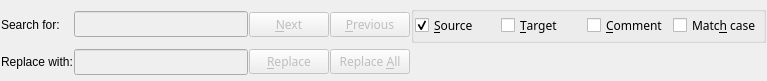
The window that editor/ui/Find.ui (cc-archive/pootle) describes before a commit, drawn with Qt 5.
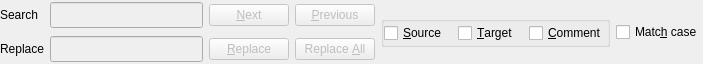
The same window after the commit. Icons and pictures are not drawn.

The edit to the form file:
```diff
--- a/editor/ui/Find.ui
+++ b/editor/ui/Find.ui
@@ -11,8 +11,8 @@
    <rect>
     <x>0</x>
     <y>0</y>
-    <width>767</width>
-    <height>81</height>
+    <width>703</width>
+    <height>64</height>
    </rect>
   </property>
   <property name="sizePolicy" >
@@ -23,28 +23,40 @@
     <verstretch>0</verstretch>
    </sizepolicy>
   </property>
-  <property name="minimumSize" >
-   <size>
-    <width>600</width>
-    <height>20</height>
-   </size>
-  </property>
-  <property name="contextMenuPolicy" >
-   <enum>Qt::DefaultContextMenu</enum>
-  </property>
   <property name="windowTitle" >
    <string>Find &amp; Replace</string>
   </property>
   <property name="autoFillBackground" >
    <bool>true</bool>
   </property>
+  <layout class="QHBoxLayout" >
+   <property name="margin" >
+    <number>0</number>
+   </property>
+   <property name="spacing" >
+    <number>6</number>
+   </property>
+   <item>
   <layout class="QGridLayout" >
    <property name="margin" >
-    <number>1</number>
+      <number>0</number>
    </property>
    <property name="spacing" >
-    <number>1</number>
-   </property>
+      <number>6</number>
+     </property>
+     <item row="1" column="1" >
+      <widget class="QLineEdit" name="lineEdit_2" >
+       <property name="enabled" >
+        <bool>false</bool>
+       </property>
+       <property name="minimumSize" >
+        <size>
+         <width>0</width>
+         <height>26</height>
+        </size>
+       </property>
+      </widget>
+     </item>
    <item row="1" column="0" >
     <widget class="QLabel" name="lblReplace" >
      <property name="sizeIncrement" >
@@ -54,39 +66,62 @@
       </size>
      </property>
      <property name="text" >
-      <string>Replace with:</string>
+        <string>Replace</string>
      </property>
     </widget>
    </item>
-   <item row="1" column="3" >
-    <widget class="QPushButton" name="replaceAll" >
+     <item row="0" column="2" >
+      <widget class="QPushButton" name="findNext" >
      <property name="enabled" >
       <bool>false</bool>
      </property>
-     <property name="sizePolicy" >
-      <sizepolicy>
-       <hsizetype>0</hsizetype>
-       <vsizetype>0</vsizetype>
-       <horstretch>0</horstretch>
-       <verstretch>0</verstretch>
-      </sizepolicy>
-     </property>
-     <property name="font" >
-      <font>
-       <family>Sans Serif</family>
-       <pointsize>9</pointsize>
-       <weight>50</weight>
-       <italic>false</italic>
-       <bold>false</bold>
-       <underline>false</underline>
-       <strikeout>false</strikeout>
-      </font>
-     </property>
+       <property name="text" >
+        <string>&amp;Next</string>
+       </property>
+       <property name="autoDefault" >
+        <bool>true</bool>
+       </property>
+       <property name="default" >
+        <bool>true</bool>
+       </property>
+       <property name="flat" >
+        <bool>false</bool>
+       </property>
+      </widget>
+     </item>
+     <item row="0" column="0" >
+      <widget class="QLabel" name="lblFind" >
+       <property name="sizeIncrement" >
+        <size>
+         <width>0</width>
+         <height>0</height>
+        </size>
+       </property>
      <property name="text" >
-      <string>Replace &amp;All</string>
-     </property>
-     <property name="icon" >
-      <iconset/>
+        <string>Search</string>
+       </property>
+      </widget>
+     </item>
+     <item row="0" column="1" >
+      <widget class="QLineEdit" name="lineEdit" >
+       <property name="enabled" >
+        <bool>false</bool>
+       </property>
+       <property name="minimumSize" >
+        <size>
+         <width>0</width>
+         <height>26</height>
+        </size>
+       </property>
+      </widget>
+     </item>
+     <item row="0" column="3" >
+      <widget class="QPushButton" name="findPrevious" >
+       <property name="enabled" >
+        <bool>false</bool>
+       </property>
+       <property name="text" >
+        <string>  &amp;Previous  </string>
      </property>
      <property name="autoDefault" >
       <bool>true</bool>
@@ -104,28 +139,6 @@
      <property name="enabled" >
       <bool>false</bool>
      </property>
-     <property name="sizePolicy" >
-      <sizepolicy>
-       <hsizetype>0</hsizetype>
-       <vsizetype>0</vsizetype>
-       <horstretch>0</horstretch>
-       <verstretch>0</verstretch>
-      </sizepolicy>
-     </property>
-     <property name="font" >
-      <font>
-       <family>Sans Serif</family>
-       <pointsize>9</pointsize>
-       <weight>50</weight>
-       <italic>false</italic>
-       <bold>false</bold>
-       <underline>false</underline>
-       <strikeout>false</strikeout>
-      </font>
-     </property>
-     <property name="layoutDirection" >
-      <enum>Qt::LeftToRight</enum>
-     </property>
      <property name="text" >
       <string>&amp;Replace</string>
      </property>
@@ -143,78 +156,55 @@
      </property>
     </widget>
    </item>
-   <item row="1" column="1" >
-    <widget class="QLineEdit" name="lineEdit_2" >
+     <item row="1" column="3" >
+      <widget class="QPushButton" name="replaceAll" >
      <property name="enabled" >
       <bool>false</bool>
      </property>
-     <property name="minimumSize" >
-      <size>
-       <width>0</width>
-       <height>26</height>
-      </size>
+       <property name="text" >
+        <string>Replace &amp;All</string>
+       </property>
+       <property name="autoDefault" >
+        <bool>true</bool>
+       </property>
+       <property name="default" >
+        <bool>true</bool>
+       </property>
+       <property name="flat" >
+        <bool>false</bool>
      </property>
     </widget>
    </item>
-   <item row="0" column="4" >
+    </layout>
+   </item>
+   <item>
     <widget class="QGroupBox" name="groupBox" >
      <property name="sizePolicy" >
       <sizepolicy>
-       <hsizetype>0</hsizetype>
+       <hsizetype>5</hsizetype>
        <vsizetype>0</vsizetype>
        <horstretch>0</horstretch>
        <verstretch>0</verstretch>
       </sizepolicy>
      </property>
-     <property name="font" >
-      <font>
-       <family>Sans Serif</family>
-       <pointsize>9</pointsize>
-       <weight>75</weight>
-       <italic>false</italic>
-       <bold>true</bold>
-       <underline>false</underline>
-       <strikeout>false</strikeout>
-      </font>
-     </property>
      <property name="title" >
       <string/>
      </property>
      <layout class="QHBoxLayout" >
       <property name="margin" >
-       <number>1</number>
+       <number>0</number>
       </property>
       <property name="spacing" >
-       <number>1</number>
+       <number>11</number>
       </property>
       <item>
        <widget class="QCheckBox" name="insource" >
-        <property name="minimumSize" >
-         <size>
-          <width>85</width>
-          <height>0</height>
-         </size>
-        </property>
-        <property name="font" >
-         <font>
-          <family>Sans Serif</family>
-          <pointsize>9</pointsize>
-          <weight>50</weight>
-          <italic>false</italic>
-          <bold>false</bold>
-          <underline>false</underline>
-          <strikeout>false</strikeout>
-         </font>
-        </property>
         <property name="text" >
          <string>&amp;Source</string>
         </property>
         <property name="checkable" >
          <bool>true</bool>
         </property>
-        <property name="checked" >
-         <bool>true</bool>
-        </property>
         <property name="tristate" >
          <bool>false</bool>
         </property>
@@ -222,23 +212,6 @@
       </item>
       <item>
        <widget class="QCheckBox" name="intarget" >
-        <property name="minimumSize" >
-         <size>
-          <width>85</width>
-          <height>0</height>
-         </size>
-        </property>
-        <property name="font" >
-         <font>
-          <family>Sans Serif</family>
-          <pointsize>9</pointsize>
-          <weight>50</weight>
-          <italic>false</italic>
-          <bold>false</bold>
-          <underline>false</underline>
-          <strikeout>false</strikeout>
-         </font>
-        </property>
         <property name="text" >
          <string>&amp;Target</string>
         </property>
@@ -246,23 +219,6 @@
       </item>
       <item>
        <widget class="QCheckBox" name="incomment" >
-        <property name="minimumSize" >
-         <size>
-          <width>85</width>
-          <height>0</height>
-         </size>
-        </property>
-        <property name="font" >
-         <font>
-          <family>Sans Serif</family>
-          <pointsize>9</pointsize>
-          <weight>50</weight>
-          <italic>false</italic>
-          <bold>false</bold>
-          <underline>false</underline>
-          <strikeout>false</strikeout>
-         </font>
-        </property>
         <property name="text" >
          <string>&amp;Comment</string>
         </property>
@@ -271,147 +227,13 @@
         </property>
        </widget>
       </item>
+     </layout>
+    </widget>
+   </item>
       <item>
        <widget class="QCheckBox" name="matchcase" >
-        <property name="minimumSize" >
-         <size>
-          <width>85</width>
-          <height>0</height>
-         </size>
-        </property>
-        <property name="font" >
-         <font>
-          <family>Sans Serif</family>
-          <pointsize>9</pointsize>
-          <weight>50</weight>
-          <italic>false</italic>
-          <bold>false</bold>
-          <underline>false</underline>
-          <strikeout>false</strikeout>
-         </font>
-        </property>
         <property name="text" >
          <string>Matc&amp;h case</string>
-        </property>
-       </widget>
-      </item>
-     </layout>
-    </widget>
-   </item>
-   <item row="0" column="2" >
-    <widget class="QPushButton" name="findNext" >
-     <property name="enabled" >
-      <bool>false</bool>
-     </property>
-     <property name="sizePolicy" >
-      <sizepolicy>
-       <hsizetype>0</hsizetype>
-       <vsizetype>0</vsizetype>
-       <horstretch>0</horstretch>
-       <verstretch>0</verstretch>
-      </sizepolicy>
-     </property>
-     <property name="font" >
-      <font>
-       <family>Sans Serif</family>
-       <pointsize>9</pointsize>
-       <weight>50</weight>
-       <italic>false</italic>
-       <bold>false</bold>
-       <underline>false</underline>
-       <strikeout>false</strikeout>
-      </font>
-     </property>
-     <property name="layoutDirection" >
-      <enum>Qt::LeftToRight</enum>
-     </property>
-     <property name="text" >
-      <string>&amp;Next</string>
-     </property>
-     <property name="icon" >
-      <iconset/>
-     </property>
-     <property name="autoDefault" >
-      <bool>true</bool>
-     </property>
-     <property name="default" >
-      <bool>true</bool>
-     </property>
-     <property name="flat" >
-      <bool>false</bool>
-     </property>
-    </widget>
-   </item>
-   <item row="0" column="1" >
-    <widget class="QLineEdit" name="lineEdit" >
-     <property name="enabled" >
-      <bool>false</bool>
-     </property>
-     <property name="minimumSize" >
-      <size>
-       <width>0</width>
-       <height>26</height>
-      </size>
-     </property>
-    </widget>
-   </item>
-   <item row="0" column="0" >
-    <widget class="QLabel" name="lblFind" >
-     <property name="sizeIncrement" >
-      <size>
-       <width>0</width>
-       <height>0</height>
-      </size>
-     </property>
-     <property name="text" >
-      <string>Search for:</string>
-     </property>
-    </widget>
-   </item>
-   <item row="0" column="3" >
-    <widget class="QPushButton" name="findPrevious" >
-     <property name="enabled" >
-      <bool>false</bool>
-     </property>
-     <property name="sizePolicy" >
-      <sizepolicy>
-       <hsizetype>0</hsizetype>
-       <vsizetype>0</vsizetype>
-       <horstretch>17</horstretch>
-       <verstretch>0</verstretch>
-      </sizepolicy>
-     </property>
-     <property name="maximumSize" >
-      <size>
-       <width>16777215</width>
-       <height>16777215</height>
-      </size>
-     </property>
-     <property name="font" >
-      <font>
-       <family>Sans Serif</family>
-       <pointsize>9</pointsize>
-       <weight>50</weight>
-       <italic>false</italic>
-       <bold>false</bold>
-       <underline>false</underline>
-       <strikeout>false</strikeout>
-      </font>
-     </property>
-     <property name="text" >
-      <string>  &amp;Previous  </string>
-     </property>
-     <property name="icon" >
-      <iconset/>
-     </property>
-     <property name="autoDefault" >
-      <bool>true</bool>
-     </property>
-     <property name="default" >
-      <bool>true</bool>
-     </property>
-     <property name="flat" >
-      <bool>false</bool>
      </property>
     </widget>
    </item>
```
Left out of the diff: 3 changed lines with no effect on the pictures. Lines whose indentation alone changed are shown as unchanged.
